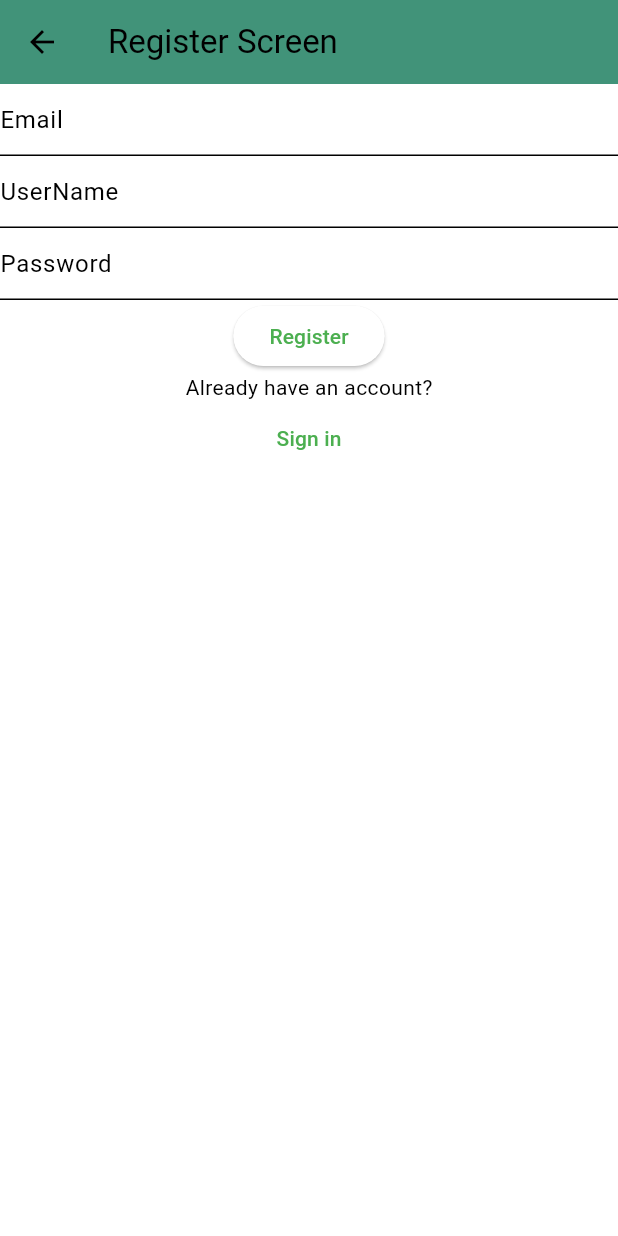
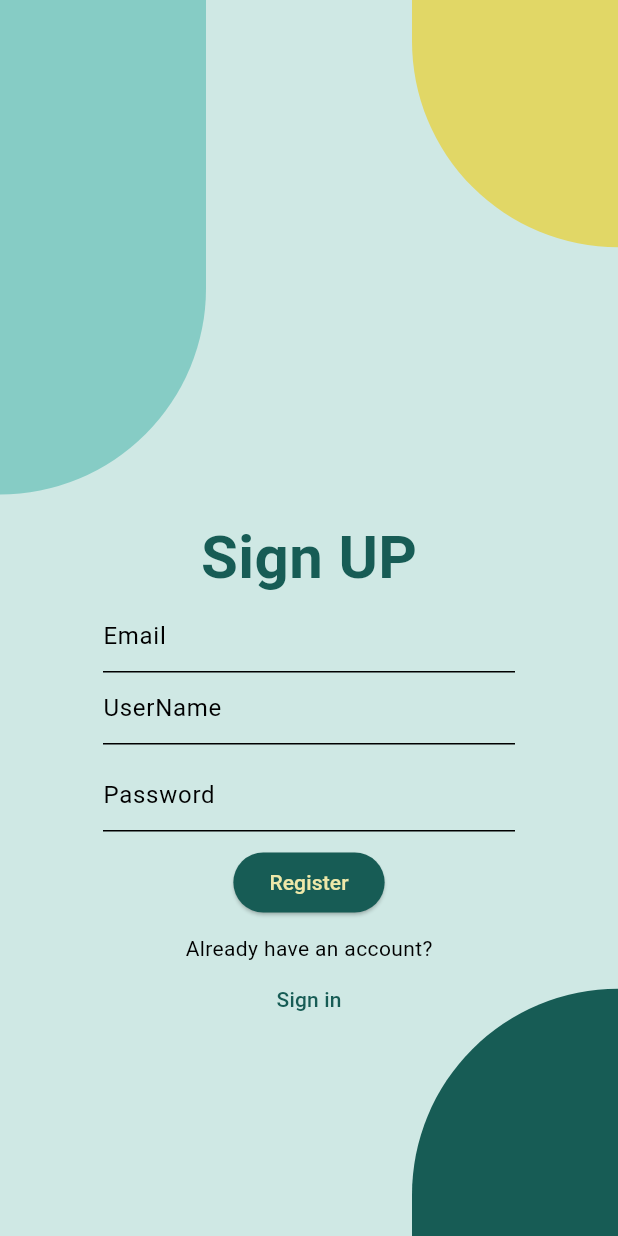
Before and after one commit to saleh-ioio/safeerv3, a Flutter app: the Register screen opened directly with empty values, on a phone screen of 412 x 824 dp. Run offline on Flutter 3.47's test engine with Material 3 defaults, Android fonts, the phone set to English and light mode, and no system bars; our stand-ins replace cloud_firestore, firebase_auth, firebase_core, shared_preferences; accounts and stored records are empty.

Commit message:
finished the register page styling

```diff
--- a/lib/main.dart
+++ b/lib/main.dart
@@ -17,9 +17,11 @@ class MyApp extends StatelessWidget {
 
   @override
   Widget build(BuildContext context) {
+
     return MultiProvider(
       providers: [ChangeNotifierProvider(create: (context) => UserProvider())],
       child: MaterialApp(
+        debugShowCheckedModeBanner: false,
         title: 'Flutter Demo',
         theme: ThemeData(
           appBarTheme: const AppBarTheme(
--- a/lib/models/appColors.dart
+++ b/lib/models/appColors.dart
@@ -4,7 +4,10 @@ class AppColors {
  static const primary = Color(0xFFCFE8E4);
  static const darkgreen = Color(0xFF27847B) ;
  static const backgroundForm = Color(0xFF27847B) ;
+ static const lightGreen = Color(0xFF86CCC5) ;
+
  static const darkergreen = Color(0xFF175C55);
   static const lightyellow = Color(0xFFEEE8A9);
+  static const yellow = Color(0xFFE1D766);
   static const lightbackgroundButton = Color(0xFFCFE8E4);
 }
--- a/lib/screens/authenticate/register.dart
+++ b/lib/screens/authenticate/register.dart
@@ -1,5 +1,7 @@
 // ignore_for_file: public_member_api_docs, sort_constructors_first
 import 'package:flutter/material.dart';
+import 'package:flutter/widgets.dart';
+import 'package:safeer/models/appColors.dart';
 
 import 'package:safeer/models/user.dart';
 import 'package:safeer/screens/authenticate/signIn.dart';
@@ -29,16 +31,70 @@ class _RegisterState extends State<Register> {
   @override
   Widget build(BuildContext context) {
     return Scaffold(
-      appBar: AppBar(
-        title: Text('Register Screen'),
+      backgroundColor: AppColors.primary,
+      body: Stack(children: [
+        Positioned(
+          top: MediaQuery.of(context).size.height / 2,
+          left: MediaQuery.of(context).size.width / 2.5,
+          width: 20,
+          height: 20,
+          child: TextButton(onPressed: () {
+            Navigator.pop(context);
+          }, child: Text("back")),),
+        Positioned(
+          left: 0,
+          top: 0,
+          child: Container(
+              decoration: BoxDecoration(
+                color: AppColors.lightGreen,
+                borderRadius: BorderRadius.only(
+                  bottomRight: Radius.circular(300),
                 ),
-      body: Form(
+              ),
+              height: MediaQuery.of(context).size.height / 2.5,
+              width: MediaQuery.of(context).size.width / 3),
+        ),
+        Positioned(
+          right: 0,
+          top: 0,
+          child: Container(
+              decoration: BoxDecoration(
+                color: AppColors.yellow,
+                borderRadius: BorderRadius.only(
+                  bottomLeft: Radius.circular(300),
+                ),
+              ),
+              height: MediaQuery.of(context).size.height / 5,
+              width: MediaQuery.of(context).size.width / 3),
+        ),Positioned(
+          right: 0,
+          bottom: 0,
+          child: Container(
+              decoration: BoxDecoration(
+                color: AppColors.darkergreen,
+                borderRadius: BorderRadius.only(
+                  topLeft: Radius.circular(300),
+                ),
+              ),
+              height: MediaQuery.of(context).size.height / 5,
+              width: MediaQuery.of(context).size.width / 3),
+        ),
+
+        Positioned(
+          top: MediaQuery.of(context).size.height / 2.4,
+          right: MediaQuery.of(context).size.width / 6,
+          width: MediaQuery.of(context).size.width / 1.5,
+          height: MediaQuery.of(context).size.height / 1.5,
+          child: Form(
             key: _formKey,
             child: Center(
               child: Column(
                 children: [
-              TextFormField(
-                decoration:const  InputDecoration(
+                  Text("Sign UP", style: TextStyle(color: AppColors.darkergreen, fontSize: 40 , fontWeight: FontWeight.bold),),
+                  Container(
+
+                    child: TextFormField(
+                      decoration: const InputDecoration(
                         hintText: 'Email',
                       ),
                       validator: (val) => val!.isEmpty ? 'Enter an email' : null,
@@ -47,32 +103,50 @@ class _RegisterState extends State<Register> {
                         setState(() {});
                       },
                     ),
-              TextFormField(
-                decoration: const  InputDecoration(
+                  ),
+                  Container(
+                    margin: EdgeInsets.only(bottom: 10),
+                    child: TextFormField(
+                      decoration: const InputDecoration(
                         hintText: 'UserName',
                       ),
-                validator: (val) => val!.isEmpty ? 'Enter a UserName' : null,
+                      validator: (val) =>
+                          val!.isEmpty ? 'Enter a UserName' : null,
                       onChanged: (val) {
                         username = val;
                         setState(() {});
                       },
                     ),
-              TextFormField(
+                  ),
+                  Container(
+                    margin: EdgeInsets.only(bottom: 10),
+                    child: TextFormField(
                       decoration: const InputDecoration(
                         hintText: 'Password',
                       ),
-                validator: (val) =>
-                    val!.length < 6 ? 'Enter a password 6+ chars long' : null,
+                      validator: (val) => val!.length < 6
+                          ? 'Enter a password 6+ chars long'
+                          : null,
                       obscureText: true,
                       onChanged: (val) {
                         setState(() {});
                         password = val;
                       },
                     ),
-              ElevatedButton(
+                  ),
+                  Container(
+                    margin: EdgeInsets.only(bottom: 10),
+                    child: ElevatedButton(
+
+                      style: ButtonStyle(
+                        backgroundColor:
+                            MaterialStateProperty.all<Color>(AppColors.darkergreen),
+
+                      ),
                       onPressed: () async {
                         if (_formKey.currentState!.validate()) {
-                    dynamic result = await _auth.registerWithEmailAndPassword(
+                          dynamic result =
+                              await _auth.registerWithEmailAndPassword(
                                   email: email,
                                   userName: username,
                                   password: password,
@@ -97,7 +171,8 @@ class _RegisterState extends State<Register> {
                           }
                         }
                       },
-                child: Text('Register'),
+                      child: Text('Register', style: TextStyle(color: AppColors.lightyellow), ),
+                    ),
                   ),
                   Text("Already have an account?"),
                   TextButton(
@@ -110,12 +185,14 @@ class _RegisterState extends State<Register> {
                                 SignIn(usertype: widget.userType)),
                       );
                     },
-                child: Text('Sign in'),
+                    child: Text('Sign in', style: TextStyle(color: AppColors.darkergreen), ),
                   ),
                 ],
               ),
             ),
           ),
+        ),
+      ]),
     );
   }
 }
--- a/lib/screens/welcomePage.dart
+++ b/lib/screens/welcomePage.dart
@@ -18,7 +18,7 @@ class _welcomePageState extends State<welcomePage> {
   Widget build(BuildContext context) {
     return Scaffold(
         backgroundColor: Color(0xFF1CFE8E4),
-        body: Stack(children: [
+      body: Stack(children: [
           Positioned(
             top: 0,
             left: 100,
```
Lines whose indentation alone changed are shown as unchanged.
